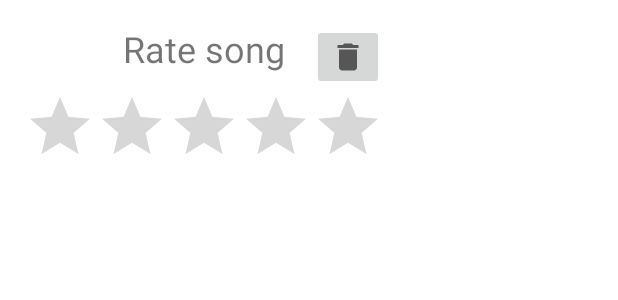
After one commit to przybandrzej/songbook_android, an Android app: the layout dialog_rating.xml on its own in the app's theme, with its tools: preview values and no code run, on a phone screen of 412 x 824 dp. The commit adds this screen. Shown: the top 300 px of the screen. Run offline under Robolectric (Android 15) with nearby library versions, the phone set to English and light mode, and no system bars.

Commit message:
added rating

```diff
--- a/app/build.gradle
+++ b/app/build.gradle
@@ -63,4 +63,5 @@ dependencies {
     compileOnly 'org.glassfish:javax.annotation:10.0-b28'
 
     implementation 'com.squareup.okhttp3:logging-interceptor:3.9.1'
+    implementation 'me.zhanghai.android.materialratingbar:library:1.4.0'
 }
--- a/app/src/main/java/tech/przybysz/songbook_mobile/activities/LoginActivity.java
+++ b/app/src/main/java/tech/przybysz/songbook_mobile/activities/LoginActivity.java
@@ -1,5 +1,6 @@
 package tech.przybysz.songbook_mobile.activities;
 
+import android.annotation.SuppressLint;
 import android.content.Intent;
 import android.os.Bundle;
 import android.os.Handler;
@@ -22,6 +23,7 @@ import tech.przybysz.songbook_mobile.services.AuthService;
 
 public class LoginActivity extends AppCompatActivity {
 
+    @SuppressLint("CheckResult")
     @Override
     public void onCreate(Bundle savedInstanceState) {
         super.onCreate(savedInstanceState);
--- a/app/src/main/java/tech/przybysz/songbook_mobile/activities/SongbookTableOfContentsActivity.java
+++ b/app/src/main/java/tech/przybysz/songbook_mobile/activities/SongbookTableOfContentsActivity.java
@@ -46,7 +46,7 @@ public class SongbookTableOfContentsActivity extends Activity {
         song.setAuthor(new AuthorDTO().id(1L).name("Andrzej Starzec"));
         song.setAverageRating(new BigDecimal("0.40"));
         song.setGuitarTabs("CD E D");
-        song.setUserRating(new BigDecimal("0.25"));
+        //song.setUserRating();
         song.setTitle("Bieszczadzki trakt");
         list.add(song);
         return list;
--- /dev/null
+++ b/app/src/main/res/drawable/ic_baseline_delete_24.xml
@@ -0,0 +1,10 @@
+<vector xmlns:android="http://schemas.android.com/apk/res/android"
+    android:width="24dp"
+    android:height="24dp"
+    android:viewportWidth="24"
+    android:viewportHeight="24"
+    android:tint="?attr/colorControlNormal">
+  <path
+      android:fillColor="@android:color/white"
+      android:pathData="M6,19c0,1.1 0.9,2 2,2h8c1.1,0 2,-0.9 2,-2V7H6v12zM19,4h-3.5l-1,-1h-5l-1,1H5v2h14V4z"/>
+</vector>
--- /dev/null
+++ b/app/src/main/res/layout/dialog_rating.xml
@@ -0,0 +1,43 @@
+<?xml version="1.0" encoding="utf-8"?>
+<androidx.constraintlayout.widget.ConstraintLayout xmlns:android="http://schemas.android.com/apk/res/android"
+    xmlns:app="http://schemas.android.com/apk/res-auto"
+    android:orientation="vertical"
+    android:layout_width="wrap_content"
+    android:layout_height="wrap_content"
+    android:padding="16dp">
+
+    <TextView
+        android:id="@+id/tv"
+        android:layout_width="wrap_content"
+        android:layout_height="wrap_content"
+        android:scaleType="center"
+        android:text="Rate song"
+        android:layout_gravity="center_horizontal"
+        android:textSize="24sp"
+        app:layout_constraintTop_toTopOf="parent"
+        app:layout_constraintStart_toStartOf="parent"
+        app:layout_constraintEnd_toEndOf="parent" />
+
+    <ImageButton
+        android:id="@+id/delete_btn"
+        android:layout_width="wrap_content"
+        android:layout_height="wrap_content"
+        android:src="@drawable/ic_baseline_delete_24"
+        app:layout_constraintEnd_toEndOf="parent"
+        app:layout_constraintTop_toTopOf="parent"/>
+
+    <RatingBar
+        android:id="@+id/ratingBar"
+        android:layout_width="wrap_content"
+        android:layout_height="48dp"
+        android:layout_gravity="center_horizontal"
+        android:clickable="true"
+        android:numStars="5"
+        android:stepSize="1"
+        android:layout_marginTop="12dp"
+        app:layout_constraintTop_toBottomOf="@+id/tv"
+        app:layout_constraintBottom_toBottomOf="parent"
+        app:layout_constraintStart_toStartOf="parent"
+        app:layout_constraintEnd_toEndOf="parent" />
+
+</androidx.constraintlayout.widget.ConstraintLayout>
```
Also changed, not shown: app/src/main/java/tech/przybysz/songbook_mobile/activities/SongActivity.java (+39 -11 lines), app/src/main/java/tech/przybysz/songbook_mobile/activities/dialogs/RateDialogFragment.java (added, +78 -0 lines), app/src/main/res/layout/activity_song.xml (+18 -17 lines).
